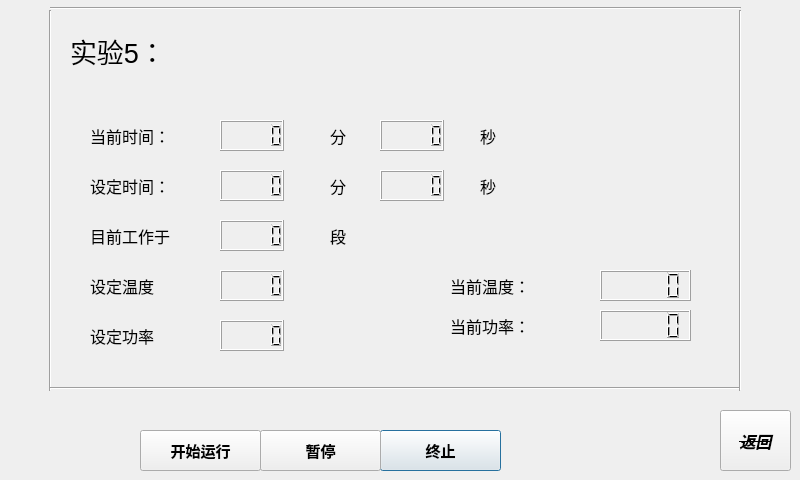
Before: the Qt Designer form running_5.ui in wanghao-xznu/untitled2, drawn with Qt 5.
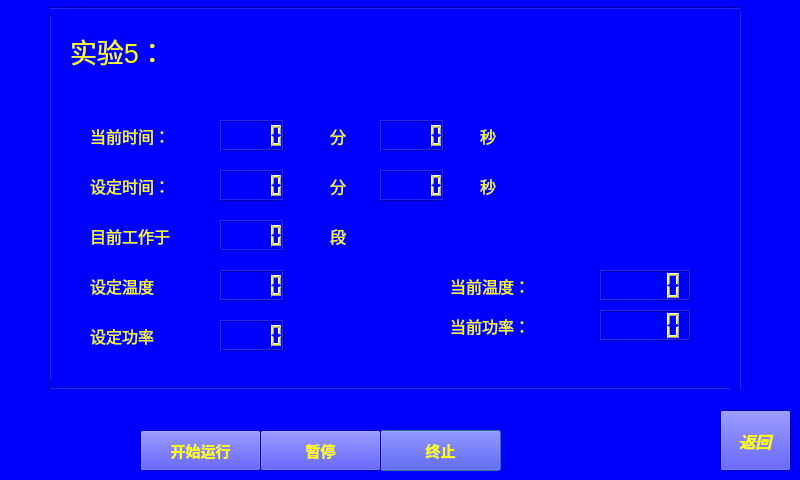
After: the same form once the commit is applied.

```diff
--- a/running_5.ui
+++ b/running_5.ui
@@ -13,6 +13,10 @@
   <property name="windowTitle">
    <string>Dialog</string>
   </property>
+  <property name="styleSheet">
+   <string notr="true">color: rgb(255, 255, 0);
+background-color: rgb(0, 0, 255);</string>
+  </property>
   <widget class="Line" name="line_2">
    <property name="geometry">
     <rect>
```
